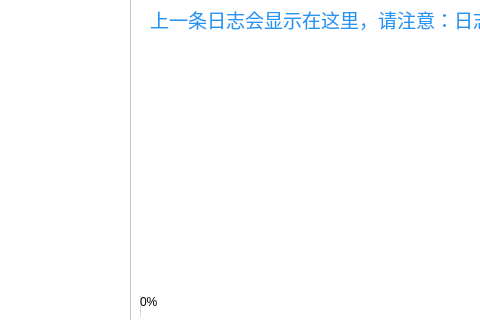
Above: execute.ui from Marcus-P-114514/Genshin-Server-Converter before the change; both pictures show x 220 to 700 and y 325 to 645 of the 1025 by 645 pixel window. Below: the same form after it.
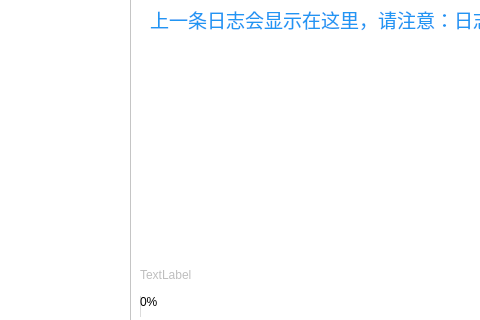
That is the form after the change. Icons and pictures are not drawn.

```diff
--- a/execute.ui
+++ b/execute.ui
@@ -242,6 +242,22 @@
     <bool>true</bool>
    </property>
   </widget>
+  <widget class="QLabel" name="TMP">
+   <property name="enabled">
+    <bool>false</bool>
+   </property>
+   <property name="geometry">
+    <rect>
+     <x>360</x>
+     <y>590</y>
+     <width>201</width>
+     <height>20</height>
+    </rect>
+   </property>
+   <property name="text">
+    <string>TextLabel</string>
+   </property>
+  </widget>
   <zorder>graphicsView</zorder>
   <zorder>Start_exec</zorder>
   <zorder>label</zorder>
```
Left out of the diff: 1 changed line with no effect on the pictures.
